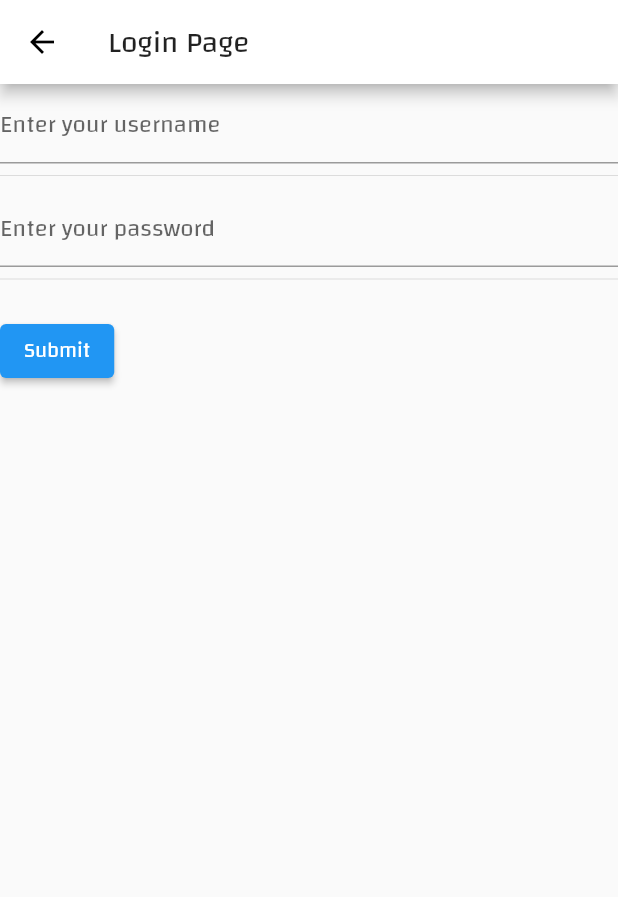
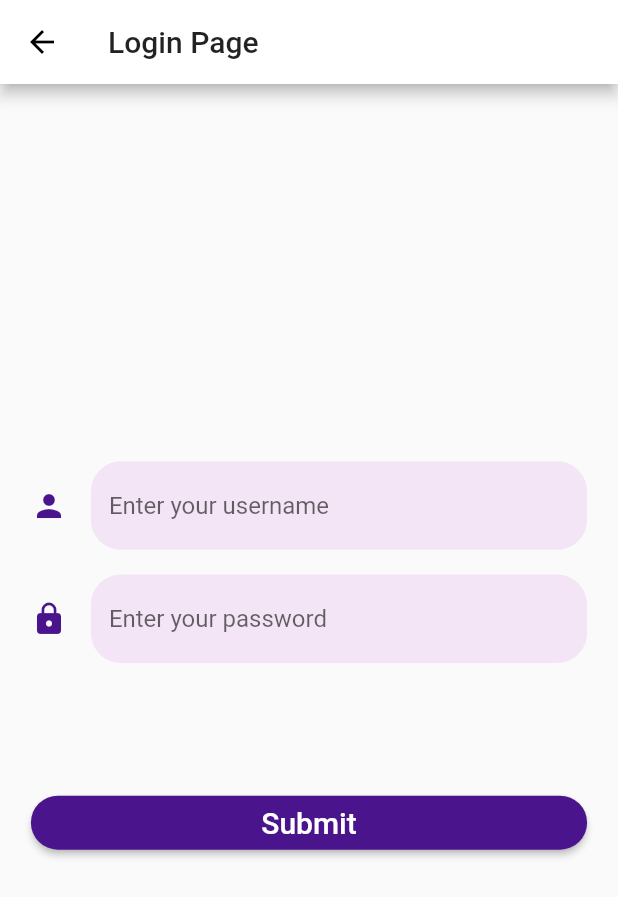
Before and after one commit to aghyad97/Fortress, a Flutter app: the screen it shows after launch, after a tap on "Login", on a phone screen of 412 x 824 dp. Shown: the top 897 px of the screen. Run offline on Flutter 3.47's test engine with Material 2 defaults, Android fonts, the phone set to English and light mode, and no system bars; our stand-ins replace camera, get.

Commit message:
Changed Login Page UI

```diff
--- a/Flutter/fortress_main_application/lib/HomePage.dart
+++ /dev/null
@@ -1,94 +0,0 @@
-import 'dart:ui';
-
-import 'package:flutter/material.dart';
-import 'package:get/get.dart';
-
-import 'LoginPage.dart';
-import 'RegisterPage.dart';
-
-class HomePage extends StatelessWidget {
-  void _goToLogin() {
-    Get.to(LoginPage());
-  }
-
-  void _goToRegister() {
-    Get.to(RegisterPage());
-  }
-
-  @override
-  Widget build(BuildContext context) {
-    const double _leadingIconPadding = 10;
-    const _fortressPath = 'assets/icons/code.png';
-    const _fortressAssetImage = AssetImage(_fortressPath);
-    Color _loginButtonColor = Colors.purple[900];
-    return Scaffold(
-        appBar: AppBar(
-            title: Text(
-              'Fortress',
-              style: TextStyle(fontSize: 25),
-            ),
-            leading: Container(
-              child: Image(
-                image: _fortressAssetImage,
-              ),
-              padding: EdgeInsets.all(_leadingIconPadding),
-            )),
-        body: Center(
-          // alignment: Alignment.centerRight,
-          child: ListView(
-            shrinkWrap: true,
-            physics: ClampingScrollPhysics(),
-            padding: EdgeInsets.all(Get.width * 0.05),
-            children: <Widget>[
-              Image(
-                image: _fortressAssetImage,
-                height: Get.height * 0.35,
-                width: Get.width * 0.35,
-              ),
-              Padding(padding: EdgeInsets.all(Get.height * 0.02)),
-              Container(
-                child: Text(
-                  'Welcome to Fortress',
-                  style: TextStyle(fontSize: 30),
-                ),
-                alignment: Alignment.center,
-              ),
-              Container(
-                child: Text(
-                  'Keep your valuables protected from anything',
-                  style: TextStyle(fontSize: 15),
-                  textAlign: TextAlign.center,
-                ),
-                // alignment: Alignment.center,
-              ),
-              Padding(padding: EdgeInsets.all(Get.height * 0.05)),
-              RaisedButton(
-                onPressed: _goToLogin,
-                color: _loginButtonColor,
-                child: Text(
-                  'Login',
-                  style: TextStyle(
-                    fontSize: 20,
-                    color: _loginButtonColor.computeLuminance() > 0.5
-                        ? Colors.black
-                        : Colors.white,
-                  ),
-                ),
-                splashColor: Colors.purple,
-                shape: RoundedRectangleBorder(
-                  borderRadius: BorderRadius.circular(20),
-                ),
-              ),
-              RaisedButton(
-                onPressed: _goToRegister,
-                child: Text('Register', style: TextStyle(fontSize: 20)),
-                shape: RoundedRectangleBorder(
-                  borderRadius: BorderRadius.circular(20),
-                ),
-                color: Colors.white,
-              ),
-            ],
-          ),
-        ));
-  }
-}
--- a/Flutter/fortress_main_application/lib/LoginPage.dart
+++ b/Flutter/fortress_main_application/lib/LoginPage.dart
@@ -1,3 +1,5 @@
+import 'dart:ui';
+
 import 'package:flutter/material.dart';
 import 'package:get/get.dart';
 
@@ -6,18 +8,38 @@ class LoginPage extends StatelessWidget {
 
   @override
   Widget build(BuildContext context) {
+    final Color _accentColor = Theme.of(context).accentColor;
+    const _veryLightPurpleColor = Color(0xFFF3E5F5);
+    const _lightPurpleColor = Color(0xFF4A148C);
+
+    const _fieldBorder = OutlineInputBorder(
+        borderRadius: BorderRadius.all(Radius.circular(20)),
+        borderSide: BorderSide(color: Colors.purple, width: 2));
+    const _transparentBorder = OutlineInputBorder(
+        borderRadius: BorderRadius.all(Radius.circular(20)),
+        borderSide: BorderSide(color: Colors.transparent, width: 2));
     return Scaffold(
       appBar: AppBar(
         title: Text('Login Page'),
       ),
       body: Form(
         key: _formKey,
-        child: Column(
-          crossAxisAlignment: CrossAxisAlignment.start,
+        child: Center(
+          child: ListView(
+            // crossAxisAlignment: CrossAxisAlignment.start,
+            padding: EdgeInsets.all(Get.width * 0.05),
+            shrinkWrap: true,
             children: <Widget>[
               TextFormField(
                 decoration: const InputDecoration(
+                  icon: Icon(Icons.person, color: _lightPurpleColor),
+                  filled: true,
                   hintText: 'Enter your username',
+                  focusedBorder: _fieldBorder,
+                  border: _fieldBorder,
+                  focusedErrorBorder: _fieldBorder,
+                  enabledBorder: _transparentBorder,
+                  fillColor: _veryLightPurpleColor,
                 ),
                 validator: (value) {
                   if (value.isEmpty) {
@@ -26,10 +48,17 @@ class LoginPage extends StatelessWidget {
                   return null;
                 },
               ),
-            Divider(),
+              Padding(padding: EdgeInsets.all(Get.height * 0.01)),
               TextFormField(
                 decoration: const InputDecoration(
+                  icon: Icon(Icons.lock, color: _lightPurpleColor),
+                  filled: true,
                   hintText: 'Enter your password',
+                  focusedBorder: _fieldBorder,
+                  focusedErrorBorder: _fieldBorder,
+                  border: _fieldBorder,
+                  enabledBorder: _transparentBorder,
+                  fillColor: _veryLightPurpleColor,
                 ),
                 validator: (value) {
                   if (value.isEmpty) {
@@ -38,10 +67,12 @@ class LoginPage extends StatelessWidget {
                   return null;
                 },
               ),
-            Divider(),
               Padding(
-              padding: const EdgeInsets.symmetric(vertical: 16.0),
-              child: ElevatedButton(
+                padding: EdgeInsets.all(Get.height * 0.05),
+              ),
+              Padding(
+                padding: EdgeInsets.all(0),
+                child: RaisedButton(
                   onPressed: () {
                     // Validate will return true if the form is valid, or false if
                     // the form is invalid.
@@ -49,12 +80,26 @@ class LoginPage extends StatelessWidget {
                       // Process data.
                     }
                   },
-                child: Text('Submit'),
+                  color: _accentColor,
+                  splashColor: Colors.purple,
+                  shape: RoundedRectangleBorder(
+                    borderRadius: BorderRadius.circular(20),
+                  ),
+                  child: Text(
+                    'Submit',
+                    style: TextStyle(
+                      fontSize: 20,
+                      color: _accentColor.computeLuminance() > 0.5
+                          ? Colors.black
+                          : Colors.white,
+                    ),
+                  ),
                 ),
               ),
             ],
           ),
         ),
+      ),
     );
   }
 }
--- /dev/null
+++ b/Flutter/fortress_main_application/lib/WelcomePage.dart
@@ -0,0 +1,96 @@
+import 'dart:ui';
+
+import 'package:flutter/material.dart';
+import 'package:get/get.dart';
+
+import 'LoginPage.dart';
+import 'RegisterPage.dart';
+
+class WelcomePage extends StatelessWidget {
+  final AssetImage fortressAssetImage;
+
+  void _goToLogin() {
+    Get.to(LoginPage());
+  }
+
+  void _goToRegister() {
+    Get.to(RegisterPage());
+  }
+
+  const WelcomePage({@required fortressAssetImage})
+      : fortressAssetImage = fortressAssetImage;
+  @override
+  Widget build(BuildContext context) {
+    Color _loginButtonColor = Theme.of(context).accentColor;
+    return Scaffold(
+        // appBar: AppBar(
+        //     title: Text(
+        //       'Fortress',
+        //       style: TextStyle(fontSize: 25),
+        //       textAlign: TextAlign.center,
+        //     ),
+        //     leading: Container(
+        //       child: Image(
+        //         image: _fortressAssetImage,
+        //       ),
+        //       padding: EdgeInsets.all(_leadingIconPadding),
+        //     )),
+        body: Center(
+      // alignment: Alignment.centerRight,
+      child: ListView(
+        shrinkWrap: true,
+        physics: ClampingScrollPhysics(),
+        padding: EdgeInsets.all(Get.width * 0.05),
+        children: <Widget>[
+          Image(
+            image: fortressAssetImage,
+            height: Get.height * 0.35,
+            width: Get.width * 0.35,
+          ),
+          Padding(padding: EdgeInsets.all(Get.height * 0.02)),
+          Container(
+            child: Text(
+              'Welcome to Fortress',
+              style: TextStyle(fontSize: 30),
+            ),
+            alignment: Alignment.center,
+          ),
+          Container(
+            child: Text(
+              'Keep your valuables protected from anything',
+              style: TextStyle(fontSize: 15),
+              textAlign: TextAlign.center,
+            ),
+            // alignment: Alignment.center,
+          ),
+          Padding(padding: EdgeInsets.all(Get.height * 0.08)),
+          RaisedButton(
+            onPressed: _goToLogin,
+            color: _loginButtonColor,
+            child: Text(
+              'Login',
+              style: TextStyle(
+                fontSize: 20,
+                color: _loginButtonColor.computeLuminance() > 0.5
+                    ? Colors.black
+                    : Colors.white,
+              ),
+            ),
+            splashColor: Colors.purple,
+            shape: RoundedRectangleBorder(
+              borderRadius: BorderRadius.circular(20),
+            ),
+          ),
+          RaisedButton(
+            onPressed: _goToRegister,
+            child: Text('Register', style: TextStyle(fontSize: 20)),
+            shape: RoundedRectangleBorder(
+              borderRadius: BorderRadius.circular(20),
+            ),
+            color: Colors.white,
+          ),
+        ],
+      ),
+    ));
+  }
+}
--- a/Flutter/fortress_main_application/lib/main.dart
+++ b/Flutter/fortress_main_application/lib/main.dart
@@ -1,7 +1,7 @@
 import 'package:flutter/material.dart';
 import 'package:get/get.dart';
 
-import 'HomePage.dart';
+import 'WelcomePage.dart';
 
 void main() {
   runApp(MyApp());
@@ -10,13 +10,16 @@ void main() {
 class MyApp extends StatelessWidget {
   @override
   Widget build(BuildContext context) {
+    const _fortressAssetImage = AssetImage('assets/icons/code.png');
     return GetMaterialApp(
       debugShowCheckedModeBanner: false,
       title: 'Undecided title',
-      home: HomePage(),
+      home: WelcomePage(
+        fortressAssetImage: _fortressAssetImage,
+      ),
       theme: ThemeData(
         primaryColor: Colors.white,
-        fontFamily: 'Changa',
+        accentColor: Colors.purple[900],
       ),
     );
   }
```
Lines whose indentation alone changed are shown as unchanged.
